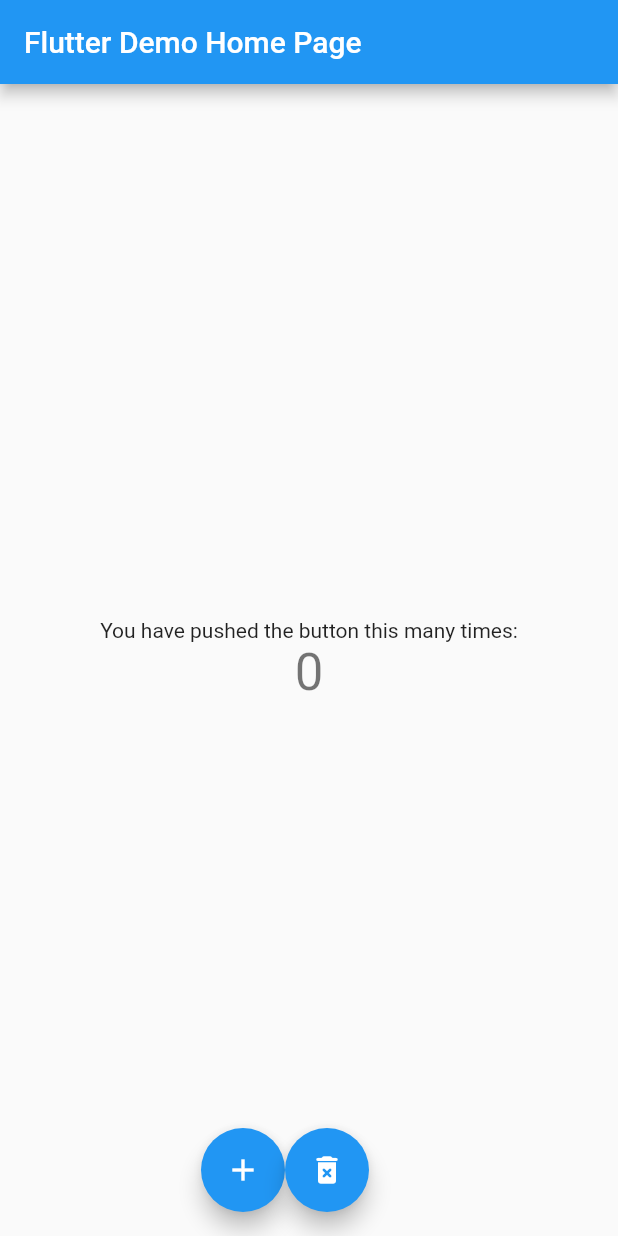
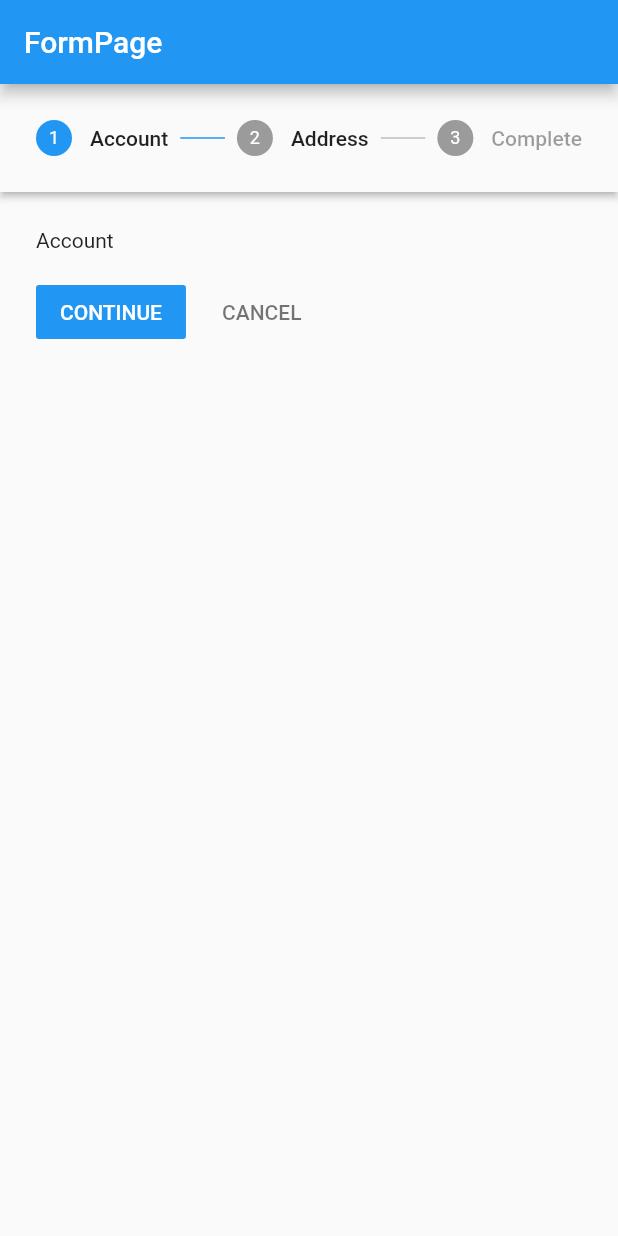
Before and after one commit to unikonkon/Flutter_Stepper_Widget-, a Flutter app: the screen it shows after launch, on a phone screen of 412 x 824 dp. Run offline on Flutter 3.47's test engine with Material 2 defaults, Android fonts, the phone set to English and light mode, and no system bars; missing offline and left inert: cupertino_stepper.

Commit message:
Add FormPage

```diff
--- /dev/null
+++ b/lib/app/app.dart
@@ -0,0 +1,32 @@
+import 'package:application_test/formpage.dart';
+import 'package:flutter/material.dart';
+
+class MyApp extends StatelessWidget {
+  const MyApp({Key? key}) : super(key: key);
+
+  // This widget is the root of your application.
+  @override
+  Widget build(BuildContext context) {
+    return const MyHomePage();
+  }
+}
+
+class MyHomePage extends StatefulWidget {
+  const MyHomePage({super.key});
+
+  @override
+  State<MyHomePage> createState() => _MyHomePageState();
+}
+
+class _MyHomePageState extends State<MyHomePage> {
+  @override
+  Widget build(BuildContext context) {
+    return MaterialApp(
+      title: 'Flutter Demo',
+      theme: ThemeData(
+        primarySwatch: Colors.blue,
+      ),
+      home: FormPage(),
+    );
+  }
+}
--- /dev/null
+++ b/lib/formpage.dart
@@ -0,0 +1,108 @@
+import 'package:flutter/material.dart';
+import 'package:flutter/cupertino.dart';
+import 'package:cupertino_stepper/cupertino_stepper.dart';
+
+class FormPage extends StatefulWidget {
+  const FormPage({super.key});
+
+  @override
+  State<FormPage> createState() => _FormPageState();
+}
+
+class _FormPageState extends State<FormPage> {
+  int currentStep = 0;
+  bool isComplete = false;
+  @override
+  Widget build(BuildContext context) {
+    CompleteStep() {
+      return Container(
+          child: ElevatedButton(
+        onPressed: () {
+          isComplete = false;
+          currentStep = 0;
+        },
+        child: Text("Complete"),
+      ));
+    }
+
+    return Scaffold(
+      appBar: AppBar(
+        title: const Text('FormPage'),
+      ),
+      body: isComplete
+          ? CompleteStep()
+          : Stepper(
+              type: StepperType.horizontal,
+              currentStep: currentStep,
+              steps: getSteps(),
+              onStepContinue: () {
+                final last = currentStep == getSteps().length - 1;
+                if (last) {
+                  setState(() {
+                    isComplete = true;
+                  });
+                } else {
+                  setState(() => currentStep += 1);
+                }
+              },
+              onStepCancel: () {
+                currentStep == 0 ? null : setState(() => currentStep -= 1);
+              },
+              onStepTapped: (step) => setState(() => currentStep = step),
+              // controlsBuilder: (context, {onStepContinue, onStepCancel}) {
+              //   return Container();
+              // },
+            ),
+    );
+  }
+
+  List<Step> getSteps() => [
+        Step(
+          state: currentStep > 0 ? StepState.complete : StepState.indexed,
+          isActive: currentStep >= 0,
+          title: Text('Account'),
+          content: Container(
+            child: Text("Account"),
+          ),
+        ),
+        Step(
+          state: currentStep > 1 ? StepState.complete : StepState.indexed,
+          isActive: currentStep >= 1,
+          title: Text('Address'),
+          content: Container(
+            child: Text("Address"),
+          ),
+        ),
+        Step(
+          state: currentStep > 2 ? StepState.complete : StepState.disabled,
+          isActive: currentStep >= 2,
+          title: Text('Complete'),
+          content: Container(
+            child: Text("Complete"),
+          ),
+        )
+      ];
+
+  // CompleteStep() {
+  //   return Container(
+  //       child: ElevatedButton(
+  //     onPressed: () {
+  //       isComplete = false;
+  //       currentStep = 0;
+  //     },
+  //     child: Text("Complete"),
+  //   ));
+  // }
+  // Widget CompleteStep() {
+  //   return Container(
+  //       child: ElevatedButton(
+  //     onPressed: () {
+  //       isComplete = false;
+  //       currentStep = 0;
+  //       Navigator.pop(context);
+  //     },
+  //     child: Text("Complete"),
+  //   ));
+  // }
+
+}
--- a/lib/main.dart
+++ b/lib/main.dart
@@ -1,104 +1,7 @@
 import 'package:flutter/material.dart';
+
+import 'app/app.dart';
 
 void main() {
   runApp(const MyApp());
 }
-
-class MyApp extends StatelessWidget {
-  const MyApp({Key? key}) : super(key: key);
-
-  // This widget is the root of your application.
-  @override
-  Widget build(BuildContext context) {
-    return MaterialApp(
-      title: 'Flutter Demo',
-      theme: ThemeData(
-        // This is the theme of your application.
-        //
-        // Try running your application with "flutter run". You'll see the
-        // application has a blue toolbar. Then, without quitting the app, try
-        // changing the primarySwatch below to Colors.green and then invoke
-        // "hot reload" (press "r" in the console where you ran "flutter run",
-        // or simply save your changes to "hot reload" in a Flutter IDE).
-        // Notice that the counter didn't reset back to zero; the application
-        // is not restarted.
-        primarySwatch: Colors.blue,
-      ),
-      home: const MyHomePage(title: 'Flutter Demo Home Page'),
-    );
-  }
-}
-
-class MyHomePage extends StatefulWidget {
-  const MyHomePage({Key? key, required this.title}) : super(key: key);
-
-  // This widget is the home page of your application. It is stateful, meaning
-  // that it has a State object (defined below) that contains fields that affect
-  // how it looks.
-
-  // This class is the configuration for the state. It holds the values (in this
-  // case the title) provided by the parent (in this case the App widget) and
-  // used by the build method of the State. Fields in a Widget subclass are
-  // always marked "final".
-
-  final String title;
-
-  @override
-  State<MyHomePage> createState() => _MyHomePageState();
-}
-
-class _MyHomePageState extends State<MyHomePage> {
-  int _counter = 0;
-
-  void _incrementCounter() {
-    setState(() {
-      _counter++;
-    });
-  }
-
-  void _incrementCounterDelete() {
-    setState(() {
-      _counter--;
-    });
-  }
-
-  @override
-  Widget build(BuildContext context) {
-    return Scaffold(
-      appBar: AppBar(
-        title: Text(widget.title),
-      ),
-      body: Center(
-        child: Column(
-          // horizontal).
-          mainAxisAlignment: MainAxisAlignment.center,
-          children: <Widget>[
-            const Text(
-              'You have pushed the button this many times:',
-            ),
-            Text(
-              '$_counter',
-              style: Theme.of(context).textTheme.headline4,
-            ),
-          ],
-        ),
-      ),
-      floatingActionButton: Row(
-        mainAxisAlignment: MainAxisAlignment.center,
-        children: [
-          FloatingActionButton(
-            onPressed: _incrementCounter,
-            tooltip: 'Increment',
-            child: const Icon(Icons.add),
-          ),
-          FloatingActionButton(
-            onPressed: _incrementCounterDelete,
-            tooltip: 'Increment',
-            child: const Icon(Icons.delete_forever_rounded),
-            focusColor: Colors.red,
-          ),
-        ],
-      ),
-    );
-  }
-}
--- a/pubspec.yaml
+++ b/pubspec.yaml
@@ -34,6 +34,8 @@
   # The following adds the Cupertino Icons font to your application.
   # Use with the CupertinoIcons class for iOS style icons.
   cupertino_icons: ^1.0.2
+  http: ^0.13.5
+  cupertino_stepper: ^0.2.1
 
 dev_dependencies:
   flutter_test:
```
Also changed, not shown: pubspec.lock, 1 other file.
